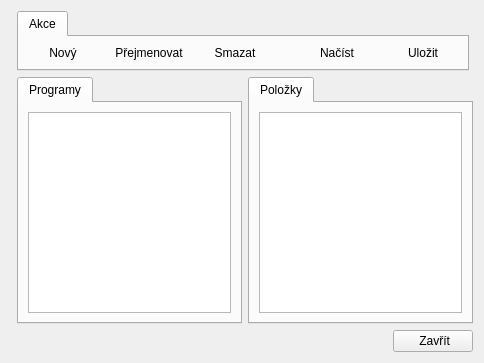
This is src/gui/playlistsdialog.ui in CZDanol/StrawLumen as Qt 5 draws it before an edit. The edited form follows.
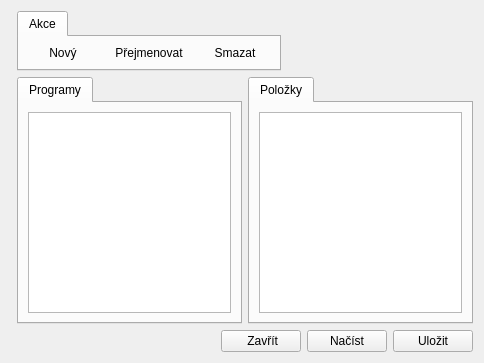
This is the edited form. Icons and pictures are not drawn.

```diff
--- a/src/gui/playlistsdialog.ui
+++ b/src/gui/playlistsdialog.ui
@@ -103,50 +103,6 @@
            </property>
           </widget>
          </item>
-         <item>
-          <spacer name="horizontalSpacer_3">
-           <property name="orientation">
-            <enum>Qt::Horizontal</enum>
-           </property>
-           <property name="sizeType">
-            <enum>QSizePolicy::Fixed</enum>
-           </property>
-           <property name="sizeHint" stdset="0">
-            <size>
-             <width>16</width>
-             <height>20</height>
-            </size>
-           </property>
-          </spacer>
-         </item>
-         <item>
-          <widget class="QPushButton" name="btnLoad">
-           <property name="text">
-            <string>Načíst</string>
-           </property>
-           <property name="icon">
-            <iconset resource="../../res/resources.qrc">
-             <normaloff>:/icons/16/Open_16px.png</normaloff>:/icons/16/Open_16px.png</iconset>
-           </property>
-           <property name="flat">
-            <bool>true</bool>
-           </property>
-          </widget>
-         </item>
-         <item>
-          <widget class="QPushButton" name="btnSave">
-           <property name="text">
-            <string>Uložit</string>
-           </property>
-           <property name="icon">
-            <iconset resource="../../res/resources.qrc">
-             <normaloff>:/icons/16/Save_16px.png</normaloff>:/icons/16/Save_16px.png</iconset>
-           </property>
-           <property name="flat">
-            <bool>true</bool>
-           </property>
-          </widget>
-         </item>
         </layout>
        </widget>
       </widget>
@@ -287,6 +243,28 @@
        </property>
       </widget>
      </item>
+     <item>
+      <widget class="QPushButton" name="btnLoad">
+       <property name="text">
+        <string>Načíst</string>
+       </property>
+       <property name="icon">
+        <iconset resource="../../res/resources.qrc">
+         <normaloff>:/icons/16/Open_16px.png</normaloff>:/icons/16/Open_16px.png</iconset>
+       </property>
+      </widget>
+     </item>
+     <item>
+      <widget class="QPushButton" name="btnSave">
+       <property name="text">
+        <string>Uložit</string>
+       </property>
+       <property name="icon">
+        <iconset resource="../../res/resources.qrc">
+         <normaloff>:/icons/16/Save_16px.png</normaloff>:/icons/16/Save_16px.png</iconset>
+       </property>
+      </widget>
+     </item>
     </layout>
    </item>
   </layout>
```
Left out of the diff: 5 changed lines with no effect on the pictures.
